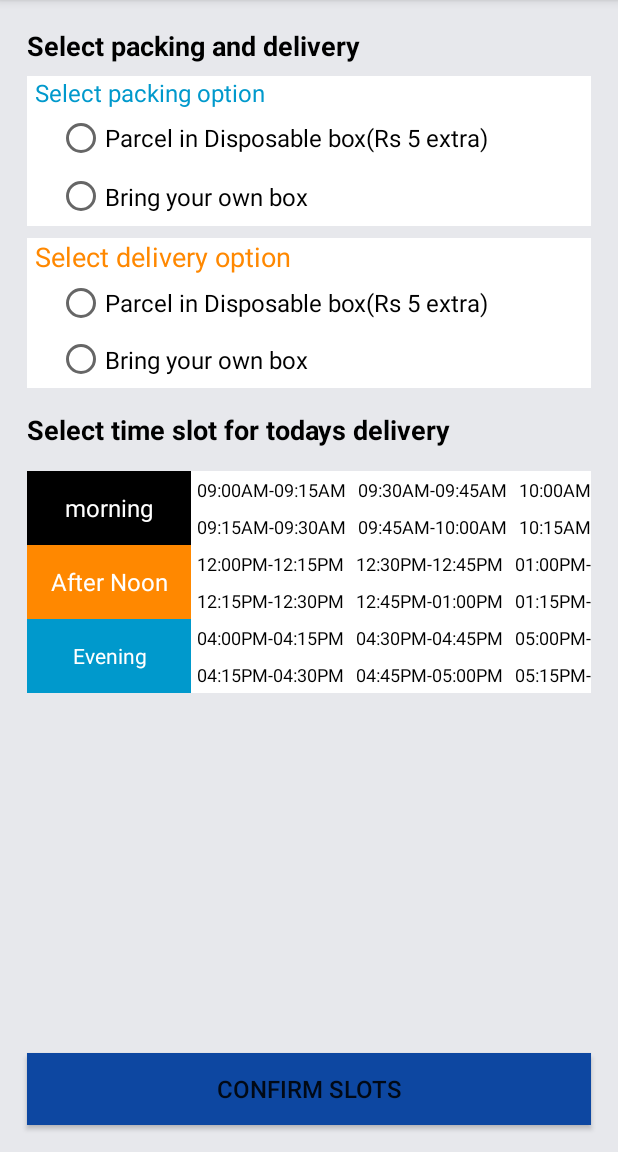
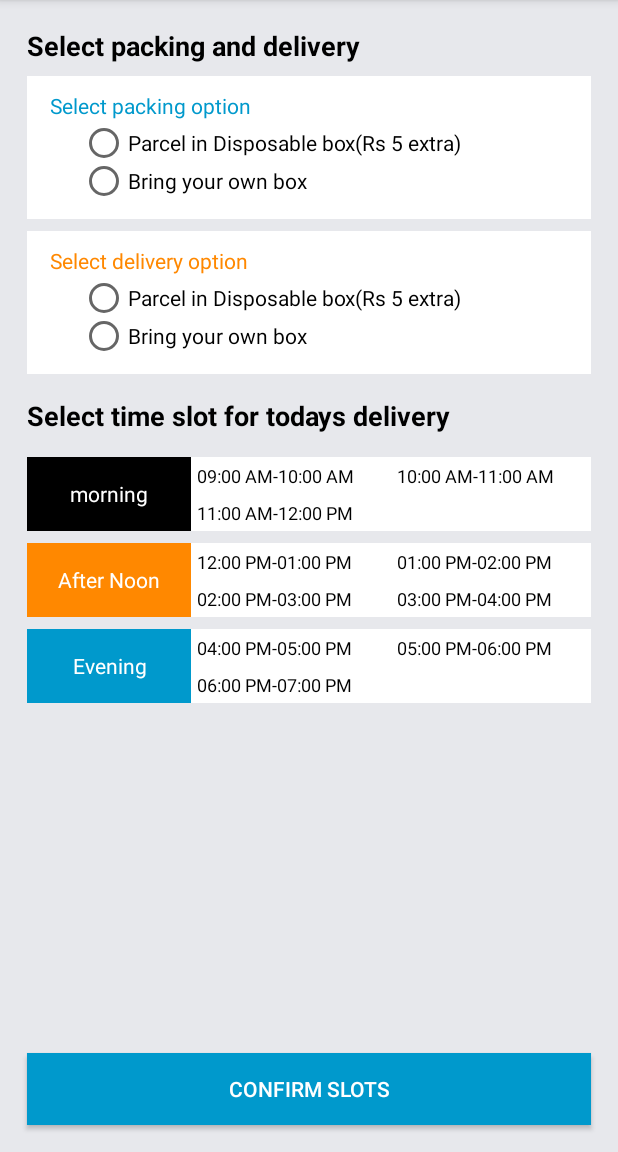
Before and after one commit to sarithvasu/NextDoor, an Android app: the TimeSlotActivity screen opened directly, with no data from a screen before it, on a phone screen of 412 x 824 dp, the part 84-1236 px from its top. Run offline under Robolectric (Android 15) with nearby library versions, the phone set to English and light mode, and no system bars.

Commit message:
changed time slot screen

```diff
--- a/app/src/main/java/com/food/nextdoor/activity/MainActivity.kt
+++ b/app/src/main/java/com/food/nextdoor/activity/MainActivity.kt
@@ -42,7 +42,7 @@ class MainActivity : AppCompatActivity() {
 
 
         // After setting the adapter use the timer
-        //SetSliderTimer()
+        SetSliderTimer()
     }
 
 
--- a/app/src/main/java/com/food/nextdoor/activity/buyer/DishDetailActivity.kt
+++ b/app/src/main/java/com/food/nextdoor/activity/buyer/DishDetailActivity.kt
@@ -19,9 +19,8 @@ class DishDetailActivity : AppCompatActivity() {
 
     override fun onCreate(savedInstanceState: Bundle?) {
         super.onCreate(savedInstanceState)
-        getWindow().setFlags(WindowManager.LayoutParams.FLAG_FULLSCREEN, WindowManager.LayoutParams.FLAG_FULLSCREEN);
+        getWindow().setFlags(WindowManager.LayoutParams.FLAG_FULLSCREEN, WindowManager.LayoutParams.FLAG_FULLSCREEN)
 
-        getWindow().setFlags(WindowManager.LayoutParams.FLAG_FULLSCREEN, WindowManager.LayoutParams.FLAG_FULLSCREEN);
 
 
         setContentView(R.layout.dish_detail)
--- a/app/src/main/java/com/food/nextdoor/activity/buyer/TimeSlotActivity.kt
+++ b/app/src/main/java/com/food/nextdoor/activity/buyer/TimeSlotActivity.kt
@@ -1,35 +1,109 @@
 package com.food.nextdoor.activity.buyer
+
+import com.food.nextdoor.R
+
+
 
 import android.support.v7.app.AppCompatActivity
 import android.os.Bundle
 import android.support.v7.widget.GridLayoutManager
 import android.support.v7.widget.OrientationHelper
-import com.food.nextdoor.R
+import android.text.format.DateUtils
 import com.food.nextdoor.adapter.buyer.TimeSlotAdapter
+
+import com.food.nextdoor.listeners.OnTimeSlotSelectListener
+import com.food.nextdoor.model.TimeSlots
 import kotlinx.android.synthetic.main.activity_time_slot.*
 
-class TimeSlotActivity : AppCompatActivity() {
+import java.text.SimpleDateFormat
+import java.util.*
+import kotlin.collections.ArrayList
 
+
+class TimeSlotActivity : AppCompatActivity(),OnTimeSlotSelectListener {
+
+    private lateinit var timeSlotText: String
     override fun onCreate(savedInstanceState: Bundle?) {
         super.onCreate(savedInstanceState)
         setContentView(R.layout.activity_time_slot)
-        val morningSlots=arrayListOf("09:00AM-09:15AM","09:15AM-09:30AM","09:30AM-09:45AM","09:45AM-10:00AM","10:00AM-10:15AM","10:15AM-10:30AM","10:30AM-10:45AM","10:45AM-11:00AM","11:00AM-11:15AM","11:15AM-11:30AM","11:30AM-11:45AM","11:45AM-12:00PM")
-        val afterNoonSlots=arrayListOf("12:00PM-12:15PM","12:15PM-12:30PM","12:30PM-12:45PM","12:45PM-01:00PM","01:00PM-01:15PM","01:15PM-01:30PM","01:30PM-01:45PM","01:45PM-02:00PM","02:00PM-02:15PM","02:15PM-02:30PM","02:30PM-02:45PM","02:45PM-03:00PM")
-        val eveningSlots=arrayListOf("04:00PM-04:15PM","04:15PM-04:30PM","04:30PM-04:45PM","04:45PM-05:00PM","05:00PM-05:15PM","05:15PM-05:30PM","05:30PM-05:45PM","05:45PM-06:00PM","06:00PM-06:15PM","06:15PM-06:30PM","06:30PM-06:45PM","06:45PM-07:00PM")
+
+        var timeSlots: TimeSlots= createTimeSlots("09:00 AM","07:00 PM",60)
         rv_after_noon_time_slots.apply {
-            layoutManager = GridLayoutManager(this@TimeSlotActivity,2, OrientationHelper.HORIZONTAL,false)
-            adapter = TimeSlotAdapter(this@TimeSlotActivity,afterNoonSlots)
+            layoutManager = GridLayoutManager(this@TimeSlotActivity,2)
+            adapter = TimeSlotAdapter(this@TimeSlotActivity,timeSlots.afterNoonTimeSlots,TimeSlotAdapter.AFTER_NOON_SLOTS)
         }
         rv_evening_time_slots.apply {
-            layoutManager = GridLayoutManager(this@TimeSlotActivity,2, OrientationHelper.HORIZONTAL,false)
-            adapter = TimeSlotAdapter(this@TimeSlotActivity,eveningSlots)
+            layoutManager = GridLayoutManager(this@TimeSlotActivity,2)
+            adapter = TimeSlotAdapter(this@TimeSlotActivity,timeSlots.evevingTimeSlots,TimeSlotAdapter.EVENING_SLOTS)
         }
         rv_morning_time_slots.apply {
-            layoutManager = GridLayoutManager(this@TimeSlotActivity,2, OrientationHelper.HORIZONTAL,false)
-            adapter = TimeSlotAdapter(this@TimeSlotActivity,morningSlots)
+            layoutManager = GridLayoutManager(this@TimeSlotActivity,2)
+            adapter = TimeSlotAdapter(this@TimeSlotActivity,timeSlots.morningTimeSlots,TimeSlotAdapter.MORNING_SLOTS)
         }
 
 
 
+
     }
+
+    private fun createTimeSlots(startTime: String, EndTime: String, intervel: Int): TimeSlots {
+
+        val sdf = SimpleDateFormat("hh:mm a")
+        var EndTime:Date = sdf.parse(EndTime)
+        var currentDate: Date = sdf.parse(startTime)
+        var noon:Date=sdf.parse("12:00 PM")
+        var evening:Date=sdf.parse("04:01 PM")
+
+        var timeSlotsMorning :ArrayList<String> = arrayListOf()
+        var timeSlotsafterNoon :ArrayList<String> = arrayListOf()
+        var timeSlotsEvening :ArrayList<String> = arrayListOf()
+        var timeSlots:TimeSlots=TimeSlots(timeSlotsMorning,timeSlotsafterNoon,timeSlotsEvening)
+
+        while(currentDate.before(EndTime)) {
+            val calendar = Calendar.getInstance()
+            calendar.time = currentDate
+            val strDate = sdf.format(currentDate)
+            calendar.add(Calendar.MINUTE, intervel)
+            currentDate = calendar.time
+            val endDate = sdf.format(currentDate)
+            if(currentDate.after(noon)&&currentDate.before(evening)) {
+                timeSlotsafterNoon.add(strDate.toUpperCase() + "-" + endDate.toUpperCase())
+            }
+            else if(currentDate.after(evening)){
+                timeSlotsEvening.add(strDate.toUpperCase() + "-" + endDate.toUpperCase())
+            }
+            else{
+                timeSlotsMorning.add(strDate.toUpperCase() + "-" + endDate.toUpperCase())
+            }
+        }
+        return timeSlots
+    }
+    override fun updateOther(recyclerViewOfType: Int, timeSlotText: String) {
+        this.timeSlotText=timeSlotText
+        if(recyclerViewOfType==TimeSlotAdapter.MORNING_SLOTS){
+            val adapter :TimeSlotAdapter=rv_evening_time_slots.adapter as TimeSlotAdapter
+            adapter.row_index=-1
+            adapter.notifyDataSetChanged()
+            val adapter1:TimeSlotAdapter=rv_after_noon_time_slots.adapter as TimeSlotAdapter
+            adapter1.row_index=-1
+            adapter1.notifyDataSetChanged()
+        }
+        else if(recyclerViewOfType==TimeSlotAdapter.EVENING_SLOTS){
+            val adapter :TimeSlotAdapter=rv_morning_time_slots.adapter as TimeSlotAdapter
+            adapter.row_index=-1
+            adapter.notifyDataSetChanged()
+            val adapter1:TimeSlotAdapter=rv_after_noon_time_slots.adapter as TimeSlotAdapter
+            adapter1.row_index=-1
+            adapter1.notifyDataSetChanged()
+        }
+        else if(recyclerViewOfType==TimeSlotAdapter.AFTER_NOON_SLOTS){
+            val adapter :TimeSlotAdapter=rv_evening_time_slots.adapter as TimeSlotAdapter
+            adapter.row_index=-1
+            adapter.notifyDataSetChanged()
+            val adapter1:TimeSlotAdapter=rv_morning_time_slots.adapter as TimeSlotAdapter
+            adapter1.row_index=-1
+            adapter1.notifyDataSetChanged()
+        }
+    }
+
 }
--- a/app/src/main/java/com/food/nextdoor/adapter/ImageSliderAdapter.kt
+++ b/app/src/main/java/com/food/nextdoor/adapter/ImageSliderAdapter.kt
@@ -1,6 +1,7 @@
 package com.food.nextdoor.adapter
 
 import android.content.Context
+import android.support.constraint.ConstraintLayout
 import android.support.v4.view.PagerAdapter
 import android.support.v4.view.ViewPager
 import android.view.LayoutInflater
@@ -16,7 +17,7 @@ class ImageSliderAdapter(private val context: Context) : PagerAdapter() {
     private val arrImage =  arrayOf(R.drawable.kadai_panner, R.drawable.egg_biryani,R.drawable.roti_new, R.drawable.tandoori_new)
 
     override fun isViewFromObject(view: View, `object`: Any): Boolean {
-        return view === `object`
+        return view === `object` as ConstraintLayout
     }
 
 
--- a/app/src/main/java/com/food/nextdoor/adapter/buyer/TimeSlotAdapter.kt
+++ b/app/src/main/java/com/food/nextdoor/adapter/buyer/TimeSlotAdapter.kt
@@ -7,11 +7,23 @@ import android.view.LayoutInflater
 import android.view.View
 import android.view.ViewGroup
 import com.food.nextdoor.R
+import com.food.nextdoor.activity.buyer.TimeSlotActivity
+import com.food.nextdoor.listeners.OnTimeSlotSelectListener
 
 import kotlinx.android.synthetic.main.time_slot_row.view.*
 
-class TimeSlotAdapter(val context: Context, val timeSlots:ArrayList<String>):RecyclerView.Adapter<TimeSlotViewHolder>() {
-    var row_index:Int=-1
+class TimeSlotAdapter(val context: Context, val timeSlots:ArrayList<String>,val slotCategory:Int):RecyclerView.Adapter<TimeSlotViewHolder>() {
+    companion object{
+        val MORNING_SLOTS:Int=1;
+        val AFTER_NOON_SLOTS:Int=2;
+        val EVENING_SLOTS:Int=3;
+
+    }
+    open var row_index:Int=-1
+    private lateinit var listener: OnTimeSlotSelectListener
+    init{
+        this.listener= this.context as TimeSlotActivity
+    }
     override fun onCreateViewHolder(p0: ViewGroup, p1: Int): TimeSlotViewHolder {
         return TimeSlotViewHolder(LayoutInflater.from(context).inflate(R.layout.time_slot_row,p0,false))
     }
@@ -26,21 +38,23 @@ class TimeSlotAdapter(val context: Context, val timeSlots:ArrayList<String>):Rec
 
         holder.tv_time_slot.setOnClickListener {
             row_index =position
-
+            listener.updateOther(slotCategory,holder.tv_time_slot.text.toString())
             notifyDataSetChanged()
         }
         if(row_index==position){
-            holder.tv_time_slot.setBackgroundColor(Color.BLUE)
-            holder.tv_time_slot.setTextColor(Color.parseColor("#ffffff"))
+            //holder.tv_time_slot.setBackgroundColor(Color.BLUE)
+            holder.tv_time_slot.setTextColor(Color.GREEN)
         }
         else{
-            holder.tv_time_slot.setBackgroundColor(Color.parseColor("#ffffff"))
+            //holder.tv_time_slot.setBackgroundColor(Color.parseColor("#ffffff"))
             holder.tv_time_slot.setTextColor(Color.parseColor("#000000"))
         }
 
 
 
     }
+
+
 }
 class TimeSlotViewHolder (view: View) : RecyclerView.ViewHolder(view) {
     val tv_time_slot=view.tv_time_slot
--- /dev/null
+++ b/app/src/main/java/com/food/nextdoor/listeners/OnTimeSlotSelectListener.kt
@@ -0,0 +1,5 @@
+package com.food.nextdoor.listeners
+
+interface OnTimeSlotSelectListener {
+    fun updateOther(recyclerViewOfType:Int,timeSlotText:String)
+}
--- a/app/src/main/res/layout/activity_time_slot.xml
+++ b/app/src/main/res/layout/activity_time_slot.xml
@@ -1,16 +1,20 @@
 <?xml version="1.0" encoding="utf-8"?>
-<android.support.constraint.ConstraintLayout
-        xmlns:android="http://schemas.android.com/apk/res/android"
+<ScrollView   xmlns:android="http://schemas.android.com/apk/res/android"
               xmlns:tools="http://schemas.android.com/tools"
               xmlns:app="http://schemas.android.com/apk/res-auto"
               android:layout_width="match_parent"
+              android:fillViewport="true"
+              android:layout_height="match_parent">
+    <android.support.constraint.ConstraintLayout
+            android:layout_width="match_parent"
             android:layout_height="match_parent"
             android:background="@color/LightGrey"
-        tools:context=".activity.buyer.TimeSlotActivity" android:padding="10dp">
+            tools:context=".TimeSlotActivity" android:padding="10dp">
         <LinearLayout
                 android:orientation="vertical"
                 android:layout_width="0dp"
-            android:layout_height="100dp"
+                android:layout_height="wrap_content"
+                android:padding="10dp"
                 app:layout_constraintStart_toStartOf="parent" android:layout_marginStart="8dp"
                 app:layout_constraintEnd_toEndOf="parent"
                 app:layout_constraintHorizontal_bias="0.421"
@@ -21,27 +25,28 @@
                     android:text="Select packing option"
                     android:layout_width="wrap_content"
                     android:layout_height="wrap_content" android:id="@+id/textView124"
-                android:textColor="@android:color/holo_blue_dark" android:layout_marginStart="5dp"
-                android:textSize="16sp"/>
+                    android:textColor="@android:color/holo_blue_dark" android:layout_marginStart="5dp"/>
             <RadioGroup
                     android:layout_width="match_parent"
-                android:layout_height="match_parent" android:layout_marginStart="20dp"
+                    android:layout_height="wrap_content" android:layout_marginStart="20dp"
+                    android:padding="5dp"
                     android:id="@+id/rbg_select_packing">
                 <RadioButton
                         android:text="Parcel in Disposable box(Rs 5 extra)"
                         android:layout_width="wrap_content"
-                    android:layout_height="wrap_content" android:id="@+id/rb_packing_disposable"
-                    android:layout_weight="1" android:textSize="16dp"/>
+                        android:layout_height="20dp" android:id="@+id/rb_packing_disposable"
+                />
                 <RadioButton
                         android:text="Bring your own box"
                         android:layout_width="wrap_content"
-                    android:layout_height="wrap_content" android:id="@+id/rb_packing_bring_own"
-                    android:layout_weight="1" android:textSize="16dp"/>
+                        android:layout_marginTop="5dp"
+                        android:layout_height="20dp" android:id="@+id/rb_packing_bring_own"
+                />
             </RadioGroup>
         </LinearLayout>
         <android.support.constraint.Guideline android:layout_width="wrap_content" android:layout_height="wrap_content"
                                               android:id="@+id/guideline"
-                                          android:orientation="vertical" app:layout_constraintGuide_percent=".30"/>
+                                              android:orientation="vertical" app:layout_constraintGuide_percent="0.30"/>
         <TextView
                 android:text="morning"
                 android:layout_width="0dp"
@@ -52,7 +57,7 @@
                 app:layout_constraintBottom_toBottomOf="@+id/rv_morning_time_slots" android:gravity="center"
                 android:background="@android:color/black" android:textColor="@android:color/white"
                 app:layout_constraintTop_toTopOf="@+id/rv_morning_time_slots" app:layout_constraintHorizontal_bias="1.0"
-            app:layout_constraintVertical_bias="1.0" android:textSize="16dp"/>
+                app:layout_constraintVertical_bias="1.0"/>
         <android.support.v7.widget.RecyclerView
                 android:layout_width="0dp"
                 android:layout_height="wrap_content"
@@ -69,7 +74,7 @@
                 app:layout_constraintEnd_toStartOf="@+id/guideline"
                 app:layout_constraintBottom_toBottomOf="@+id/rv_after_noon_time_slots" android:gravity="center"
                 android:background="@android:color/holo_orange_dark" android:textColor="@android:color/white"
-            app:layout_constraintTop_toTopOf="@+id/rv_after_noon_time_slots" android:textSize="16dp"/>
+                app:layout_constraintTop_toTopOf="@+id/rv_after_noon_time_slots"/>
         <android.support.v7.widget.RecyclerView
                 android:layout_width="0dp"
                 android:layout_height="wrap_content"
@@ -77,7 +82,8 @@
                 app:layout_constraintTop_toBottomOf="@+id/rv_morning_time_slots"
                 app:layout_constraintStart_toStartOf="@+id/guideline"
                 app:layout_constraintEnd_toEndOf="parent" android:layout_marginEnd="8dp"
-            android:background="@android:color/white" app:layout_constraintHorizontal_bias="1.0"/>
+                android:background="@android:color/white" app:layout_constraintHorizontal_bias="1.0"
+                android:layout_marginTop="8dp"/>
         <TextView
                 android:text="Evening"
                 android:layout_width="0dp"
@@ -94,7 +100,7 @@
                 android:id="@+id/rv_evening_time_slots" app:layout_constraintStart_toStartOf="@+id/guideline"
                 app:layout_constraintTop_toBottomOf="@+id/rv_after_noon_time_slots"
                 app:layout_constraintEnd_toEndOf="parent" android:layout_marginEnd="8dp"
-            android:background="@android:color/white"/>
+                android:background="@android:color/white" android:layout_marginTop="8dp"/>
         <TextView
                 android:text="Select time slot for todays delivery"
                 android:layout_width="wrap_content"
@@ -102,12 +108,13 @@
                 android:id="@+id/textView8"
                 app:layout_constraintStart_toStartOf="parent" android:layout_marginStart="8dp"
                 android:textColor="@android:color/black" android:textStyle="bold"
-            android:textSize="18dp" android:layout_marginTop="15dp"
+                android:textSize="18sp" android:layout_marginTop="15dp"
                 app:layout_constraintTop_toBottomOf="@+id/linearLayout2"/>
         <LinearLayout
                 android:orientation="vertical"
                 android:layout_width="0dp"
-            android:layout_height="100dp"
+                android:layout_height="wrap_content"
+                android:padding="10dp"
                 app:layout_constraintStart_toStartOf="parent" android:layout_marginStart="8dp"
                 app:layout_constraintEnd_toEndOf="parent"
                 app:layout_constraintHorizontal_bias="0.578"
@@ -118,22 +125,23 @@
                     android:text="Select delivery option"
                     android:layout_width="wrap_content"
                     android:layout_height="wrap_content" android:id="@+id/textView123"
-                android:textColor="@android:color/holo_orange_dark" android:layout_marginStart="5dp"
-                android:textSize="18dp"/>
+                    android:textColor="@android:color/holo_orange_dark" android:layout_marginStart="5dp"/>
             <RadioGroup
-                android:layout_width="match_parent"
-                android:layout_height="match_parent" android:layout_marginStart="20dp"
-                android:id="@+id/rbg_delivery_option">
+                    android:layout_width="wrap_content"
+                    android:layout_height="wrap_content" android:layout_marginStart="20dp"
+                    android:id="@+id/rbg_delivery_option"
+                    android:padding="5dp">
                 <RadioButton
                         android:text="Parcel in Disposable box(Rs 5 extra)"
                         android:layout_width="wrap_content"
-                    android:layout_height="wrap_content" android:id="@+id/rb_delivery_disposable"
-                    android:layout_weight="1" android:textSize="16dp"/>
+                        android:layout_height="20dp" android:id="@+id/rb_delivery_disposable"
+                />
                 <RadioButton
                         android:text="Bring your own box"
                         android:layout_width="wrap_content"
-                    android:layout_height="wrap_content" android:id="@+id/rb_devlivery_bring_own"
-                    android:layout_weight="1" android:textSize="16dp"/>
+                        android:layout_marginTop="5dp"
+                        android:layout_height="20dp" android:id="@+id/rb_devlivery_bring_own"
+                />
             </RadioGroup>
         </LinearLayout>
         <TextView
@@ -143,15 +151,19 @@
                 android:id="@+id/textView10"
                 android:textStyle="bold"
                 app:layout_constraintStart_toStartOf="parent"
-            android:layout_marginStart="8dp" android:layout_marginTop="8dp" app:layout_constraintTop_toTopOf="parent"
-            android:textSize="18dp" android:textColor="@android:color/black"/>
+                android:layout_marginStart="8dp" android:layout_marginTop="8dp"
+                app:layout_constraintTop_toTopOf="parent"
+                android:textSize="18sp" android:textColor="@android:color/black"/>
         <Button
                 android:text="Confirm slots"
                 android:layout_width="0dp"
                 android:layout_height="wrap_content"
                 android:id="@+id/btn_confirm_slots"
-            android:background="@color/DarkBlue" app:layout_constraintBottom_toBottomOf="parent"
+                android:background="@android:color/holo_blue_dark" app:layout_constraintBottom_toBottomOf="parent"
                 android:layout_marginBottom="8dp" app:layout_constraintStart_toStartOf="parent"
                 android:layout_marginStart="8dp" app:layout_constraintEnd_toEndOf="parent"
-            android:layout_marginEnd="8dp" android:textSize="16dp"/>
+                android:layout_marginEnd="8dp" app:layout_constraintTop_toBottomOf="@+id/rv_evening_time_slots"
+                app:layout_constraintVertical_bias="1.0" android:layout_marginTop="16dp"
+                android:textColor="@android:color/white"/>
     </android.support.constraint.ConstraintLayout>
+</ScrollView>
--- a/app/src/main/res/layout/dish_detail_row.xml
+++ b/app/src/main/res/layout/dish_detail_row.xml
@@ -92,12 +92,13 @@
             android:layout_height="30dp"
             android:layout_alignParentRight="true"
             android:orientation="horizontal"
-            app:layout_constraintTop_toTopOf="@+id/btn_buy_detail_row"
             android:id="@+id/btn_lay_detail_row"
             android:gravity="center"
             android:visibility="invisible"
             android:layout_marginEnd="12dp"
-            app:layout_constraintEnd_toEndOf="parent">
+            app:layout_constraintEnd_toEndOf="parent"
+            app:layout_constraintTop_toTopOf="@+id/tv_chef_name_with_flat_number_detail_rv"
+            android:layout_marginTop="16dp">
 
 
         <TextView
--- a/app/src/main/res/layout/slider.xml
+++ b/app/src/main/res/layout/slider.xml
@@ -11,7 +11,7 @@
             android:layout_width="match_parent"
             android:layout_height="match_parent" tools:srcCompat="@tools:sample/avatars[0]"
             android:id="@+id/img_dish_Image_main"
-            android:scaleType="centerCrop" app:layout_constraintTop_toTopOf="parent"
+            android:scaleType="fitXY" app:layout_constraintTop_toTopOf="parent"
             app:layout_constraintStart_toStartOf="parent" app:layout_constraintEnd_toEndOf="parent"
 
 
--- a/app/src/main/res/values/strings.xml
+++ b/app/src/main/res/values/strings.xml
@@ -6,7 +6,7 @@
     <string name="rating">Rating</string>
     <string name="sold">Sold</string>
     <string name="available">Available</string>
-    <string name="buy">Add  +</string>
+    <string name="buy">Add +</string>
     <string name="ongoing">Ongoing</string>
     <string name="tomorrows">Tomorrows</string>
     <string name="customized">Customized</string>
```
Also changed, not shown: app/src/main/AndroidManifest.xml (+7 -4 lines), app/src/main/java/com/food/nextdoor/activity/buyer/CustomMealActivity.kt (added, +16 -0 lines), app/src/main/res/layout/activity_custom_meal.xml (added, +138 -0 lines), app/src/main/res/layout/activity_main.xml (+3 -5 lines), app/src/main/res/layout/home_row_secondary.xml (added, +75 -0 lines). Lines whose indentation alone changed are shown as unchanged.
